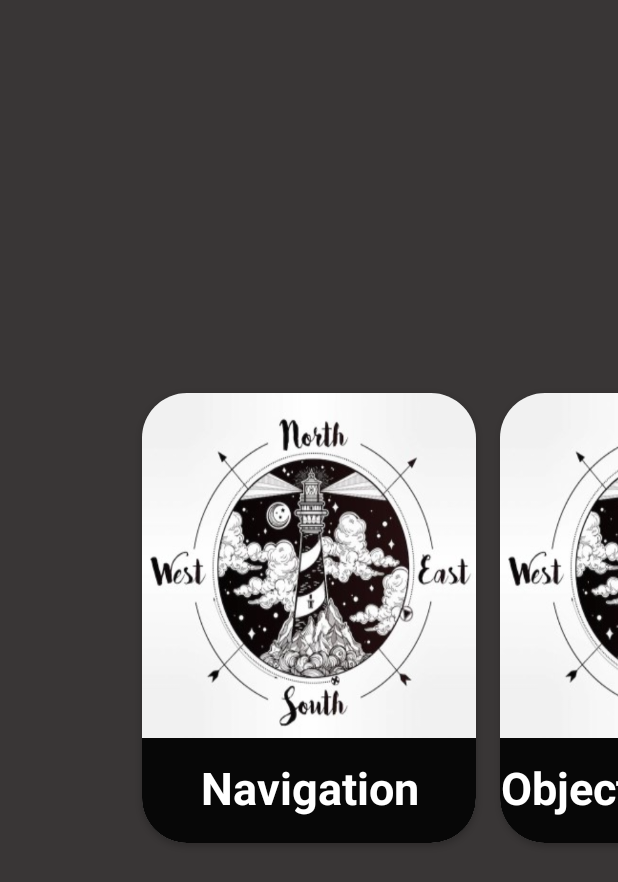
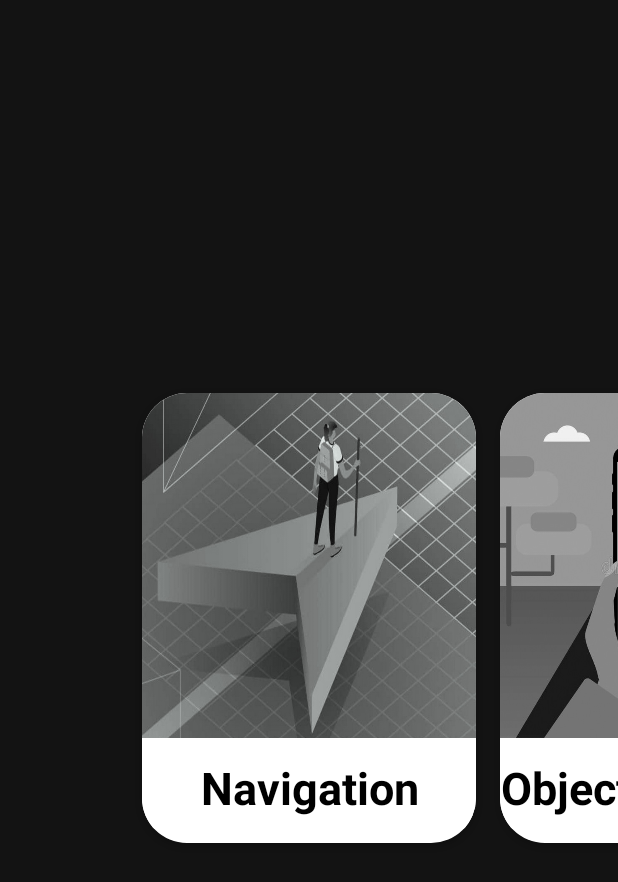
Before and after one commit to RoshiniS-1999/ShillelaghSmart, an Android app: the Dash screen opened directly, with no data from a screen before it, on a phone screen of 412 x 824 dp. Shown: the top 882 px of the screen. Run offline under Robolectric (Android 15) with nearby library versions, the phone set to English and light mode, and no system bars; our stand-ins replace Firebase (no records; nobody signed in at launch, a user with empty details on screens opened directly); Roboto replaces fonts that are not available here.

Commit message:
Added card view in dashboard with gesture control along with call function. for Demo on saturday(16-04-2021)final

```diff
--- a/app/src/main/java/com/example/shillelagh/Dash.java
+++ b/app/src/main/java/com/example/shillelagh/Dash.java
@@ -24,9 +24,9 @@ public class Dash extends AppCompatActivity {
         setContentView(R.layout.activity_dash);
 
         models = new ArrayList<>();
-        models.add(new model(R.drawable.compass,"Navigation"));
-        models.add(new model(R.drawable.compass,"Object Detection"));
-        models.add(new model(R.drawable.compass,"Emergency"));
+        models.add(new model(R.drawable.navigation_dash,"Navigation"));
+        models.add(new model(R.drawable.object_det_dash,"Object Detection"));
+        models.add(new model(R.drawable.emergency_dash,"Emergency"));
 
 
         adapter = new Adapter(models,this);
--- a/app/src/main/res/layout/activity_dash.xml
+++ b/app/src/main/res/layout/activity_dash.xml
@@ -10,7 +10,6 @@
         android:id="@+id/viewPager"
         android:layout_width="match_parent"
         android:layout_height="match_parent"
-        android:layout_centerInParent="true"
         android:background="#FFFFFF"
         android:clipToPadding="false"
         android:foregroundGravity="center"
--- a/app/src/main/res/layout/item.xml
+++ b/app/src/main/res/layout/item.xml
@@ -1,22 +1,22 @@
 <?xml version="1.0" encoding="utf-8"?>
 <LinearLayout xmlns:android="http://schemas.android.com/apk/res/android"
     xmlns:app="http://schemas.android.com/apk/res-auto"
-    android:orientation="vertical"
     android:layout_width="match_parent"
     android:layout_height="match_parent"
-    android:gravity="center_vertical">
+    android:background="#131313"
+    android:gravity="center_vertical"
+    android:orientation="vertical">
 
     <androidx.cardview.widget.CardView
         android:layout_width="match_parent"
         android:layout_height="wrap_content"
         android:layout_margin="8dp"
-        app:cardBackgroundColor="#F1EEEE"
         app:cardCornerRadius="30dp">
 
         <RelativeLayout
             android:layout_width="match_parent"
             android:layout_height="300dp"
-            android:background="#070707">
+            android:background="#FFFFFF">
 
             <ImageView
                 android:id="@+id/cardimage"
@@ -36,10 +36,11 @@
                 android:layout_marginTop="6dp"
                 android:layout_marginEnd="0dp"
                 android:layout_marginBottom="9dp"
+                android:background="#FFFFFF"
                 android:fontFamily="@font/cormorant_sc_bold"
                 android:gravity="center_horizontal|center_vertical"
                 android:text="Navigation"
-                android:textColor="#FFFFFF"
+                android:textColor="#000000"
                 android:textSize="30sp"
                 android:textStyle="bold" />
 
--- a/app/src/main/res/values/colors.xml
+++ b/app/src/main/res/values/colors.xml
@@ -3,5 +3,5 @@
     <color name="colorPrimary">#6200EE</color>
     <color name="colorPrimaryDark">#3700B3</color>
     <color name="colorAccent">#03DAC5</color>
-    <color name="color1">#393636</color>
+    <color name="color1">#131313</color>
 </resources>
```
Also changed, not shown: app/src/main/res/drawable/emergency_dash.jpg (added), app/src/main/res/drawable/navigation_dash.jpg (added), app/src/main/res/drawable/object_det_dash.jpg (added).
